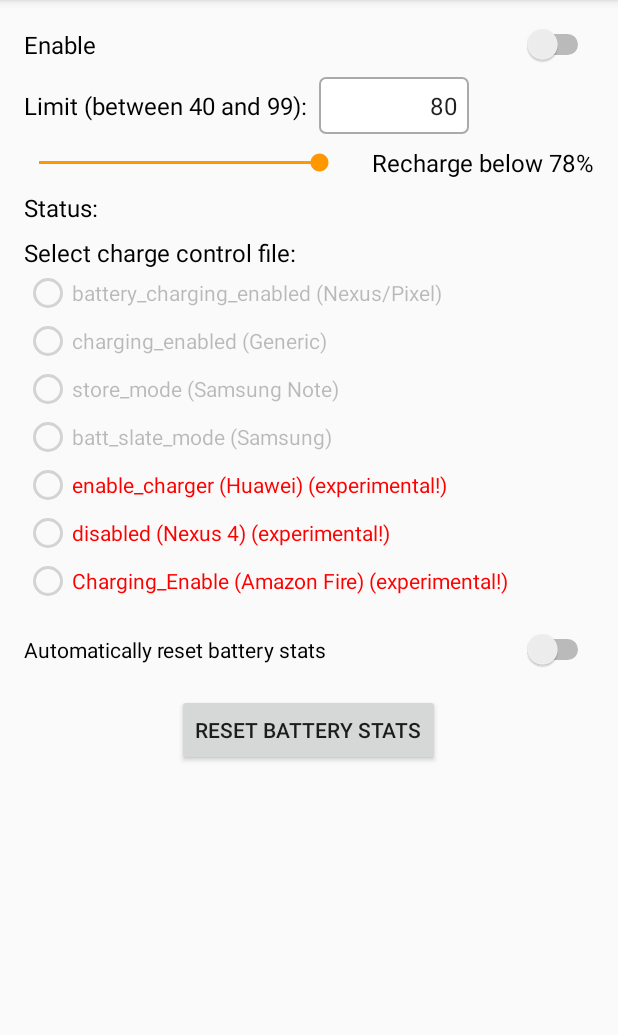
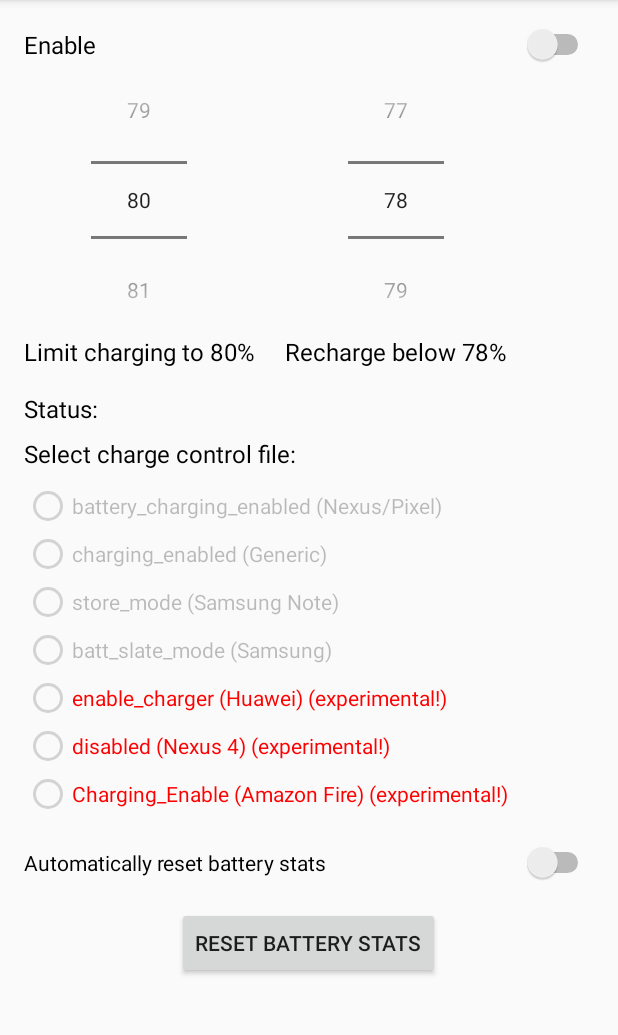
Before and after one commit to sriharshaarangi/BatteryChargeLimit, an Android app: the screen it shows after launch (MainActivity), on a phone screen of 412 x 824 dp, the part 84-1119 px from its top. Run offline under Robolectric (Android 15) with nearby library versions, the phone set to English and light mode, and no system bars; libraries missing offline, so code that uses them is left out: eu.chainfire.libsuperuser; 3 statements that could not run were skipped.

Commit message:
voltage and temperature information, improved range selection

```diff
--- a/app/src/main/AndroidManifest.xml
+++ b/app/src/main/AndroidManifest.xml
@@ -3,6 +3,7 @@
     package="com.slash.batterychargelimit">
 
     <uses-permission android:name="android.permission.RECEIVE_BOOT_COMPLETED"/>
+    <uses-permission android:name="android.permission.RESET_BATTERY_STATS"/>
 
     <application
         android:allowBackup="true"
--- a/app/src/main/java/com/slash/batterychargelimit/BatteryReceiver.java
+++ b/app/src/main/java/com/slash/batterychargelimit/BatteryReceiver.java
@@ -87,6 +87,8 @@ public class BatteryReceiver extends BroadcastReceiver {
         }
 
         int batteryLevel = SharedMethods.getBatteryLevel(intent);
+        int batteryVoltage = intent.getIntExtra(BatteryManager.EXTRA_VOLTAGE, -1);
+        int batteryTemperature = intent.getIntExtra(BatteryManager.EXTRA_TEMPERATURE, -1);
         int currentStatus = intent.getIntExtra(BatteryManager.EXTRA_STATUS, BatteryManager.BATTERY_STATUS_UNKNOWN);
 
         // when the service was "freshly started", charge until limit
@@ -94,7 +96,9 @@ public class BatteryReceiver extends BroadcastReceiver {
             if (switchState(CHARGE_FULL)) {
                 Log.d("Charging State", "CHARGE_FULL " + this.hashCode());
                 SharedMethods.changeState(service, shell, CHARGE_ON);
-                service.setNotification(service.getString(R.string.waiting_until_x, limitPercentage));
+                service.setNotification(service.getString(R.string.waiting_until_x, limitPercentage),
+                        service.getString(R.string.battery_info, (float) batteryVoltage / 1000.f,
+                                (float) batteryTemperature / 10.f));
                 stopIfUnplugged();
             }
         } else if (batteryLevel >= limitPercentage) {
@@ -107,7 +111,8 @@ public class BatteryReceiver extends BroadcastReceiver {
                 SharedMethods.changeState(service, shell, CHARGE_OFF);
                 // set the "maintain" notification, this must not change from now
                 service.setNotification(service.getString(R.string.maintaining_x_to_y,
-                        rechargePercentage, limitPercentage));
+                        rechargePercentage, limitPercentage), service.getString(R.string.battery_info,
+                        (float) batteryVoltage / 1000.f, (float) batteryTemperature / 10.f));
             } else if (currentStatus == BatteryManager.BATTERY_STATUS_CHARGING) {
                 Log.d("Charging State", "Fixing state w. CHARGE_ON/CHARGE_OFF " + this.hashCode());
                 // if the device did not stop charging, try to "cycle" the state to fix this
--- a/app/src/main/java/com/slash/batterychargelimit/ForegroundService.java
+++ b/app/src/main/java/com/slash/batterychargelimit/ForegroundService.java
@@ -84,8 +84,13 @@ public class ForegroundService extends Service {
         return super.onStartCommand(intent, flags, startId);
     }
 
-    public void setNotification(String notification) {
-        mNotifyBuilder.setContentTitle(notification);
+    public void setNotification(String title, String contentText) {
+        mNotifyBuilder.setContentText(contentText);
+        setNotification(title);
+    }
+
+    public void setNotification(String title) {
+        mNotifyBuilder.setContentTitle(title);
         mNotificationManager.notify(notifyID, mNotifyBuilder.build());
     }
 
--- a/app/src/main/java/com/slash/batterychargelimit/MainActivity.java
+++ b/app/src/main/java/com/slash/batterychargelimit/MainActivity.java
@@ -11,8 +11,6 @@ import android.support.v4.content.ContextCompat;
 import android.support.v7.app.AlertDialog;
 import android.support.v7.app.AppCompatActivity;
 import android.support.v7.widget.Toolbar;
-import android.text.Editable;
-import android.text.TextWatcher;
 import android.view.Menu;
 import android.view.MenuItem;
 import android.view.View;
@@ -30,11 +28,14 @@ import java.util.List;
 import static com.slash.batterychargelimit.Constants.*;
 
 public class MainActivity extends AppCompatActivity {
-    private SeekBar rangeBar;
-    private TextView rangeText;
+//    private SeekBar rangeBar;
+    private NumberPicker minPicker;
+    private TextView minText;
+    private NumberPicker maxPicker;
+    private TextView maxText;
+    private SharedPreferences settings;
     private TextView status_TextView;
-    private EditText limit_TextView;
-    private SharedPreferences settings;
+    private TextView batteryInfo;
     private RadioGroup batteryFile_RadioGroup;
     private Switch enable_Switch;
     private boolean initComplete = false;
@@ -122,61 +123,47 @@ public class MainActivity extends AppCompatActivity {
         }
 
         batteryFile_RadioGroup = (RadioGroup) findViewById(R.id.rgOpinion);
-        enable_Switch = (Switch) findViewById(R.id.button1);
-        limit_TextView = (EditText) findViewById(R.id.limit_EditText);
+        enable_Switch = (Switch) findViewById(R.id.enable_switch);
+        maxPicker = (NumberPicker) findViewById(R.id.max_picker);
+        maxText = (TextView) findViewById(R.id.max_text);
         status_TextView = (TextView) findViewById(R.id.status);
+        batteryInfo = (TextView) findViewById(R.id.battery_info);
         final Button resetBatteryStats_Button = (Button) findViewById(R.id.reset_battery_stats);
-        rangeBar = (SeekBar) findViewById(R.id.range_bar);
-        rangeText = (TextView) findViewById(R.id.range_text);
+        minPicker = (NumberPicker) findViewById(R.id.min_picker);
+//        rangeBar = (SeekBar) findViewById(R.id.range_bar);
+        minText = (TextView) findViewById(R.id.min_text);
         final Switch autoResetSwitch = (Switch) findViewById(R.id.auto_stats_reset);
 
-        enable_Switch.setChecked(is_enabled);
         updateRadioButtons(true);
         autoResetSwitch.setChecked(settings.getBoolean(AUTO_RESET_STATS, false));
+        maxPicker.setMinValue(40);
+        maxPicker.setMaxValue(99);
+        minPicker.setMinValue(0);
 
         // if limit is enabled, disable all editable settings
         if (is_enabled) {
-            limit_TextView.setEnabled(false);
-            rangeBar.setEnabled(false);
+            maxPicker.setEnabled(false);
+            minPicker.setEnabled(false);
         }
 
         enable_Switch.setOnCheckedChangeListener(switchListener);
-        limit_TextView.addTextChangedListener(new TextWatcher() {
+        maxPicker.setOnValueChangedListener(new NumberPicker.OnValueChangeListener() {
             @Override
-            public void beforeTextChanged(CharSequence s, int start, int count, int after) {}
-
-            @Override
-            public void onTextChanged(CharSequence s, int start, int before, int count) {}
-
-            @Override
-            public void afterTextChanged(Editable s) {
-                int t = 0;
-                try {
-                    t = Integer.parseInt(limit_TextView.getText().toString());
-                } catch (NumberFormatException e) {
-                    //ignore this exception
-                }
-                if (t >= 40 && t <= 99) {
-                    SharedMethods.setLimit(t, settings);
-                    int min = settings.getInt(MIN, t - 2);
-                    rangeBar.setMax(t);
-                    rangeBar.setProgress(min);
-                    updateRangeText(min);
-                }
+            public void onValueChange(NumberPicker picker, int oldMax, int max) {
+                SharedMethods.setLimit(max, settings);
+                maxText.setText(getString(R.string.limit, max));
+                int min = settings.getInt(MIN, max - 2);
+                minPicker.setMaxValue(max);
+                minPicker.setValue(min);
+                updateMinText(min);
             }
         });
-        rangeBar.setOnSeekBarChangeListener(new SeekBar.OnSeekBarChangeListener() {
+        minPicker.setOnValueChangedListener(new NumberPicker.OnValueChangeListener() {
             @Override
-            public void onProgressChanged(SeekBar seekBar, int min, boolean fromUser) {
+            public void onValueChange(NumberPicker picker, int oldMin, int min) {
                 settings.edit().putInt(MIN, min).apply();
-                updateRangeText(min);
+                updateMinText(min);
             }
-
-            @Override
-            public void onStartTrackingTouch(SeekBar seekBar) {}
-
-            @Override
-            public void onStopTrackingTouch(SeekBar seekBar) {}
         });
         resetBatteryStats_Button.setOnClickListener(new View.OnClickListener() {
             @Override
@@ -200,8 +187,6 @@ public class MainActivity extends AppCompatActivity {
         Context context = MainActivity.this;
         public void onCheckedChanged(CompoundButton buttonView, boolean isChecked) {
             if (isChecked) {
-                // reset TextView content to valid number
-                limit_TextView.setText(String.valueOf(settings.getInt(LIMIT, 80)));
                 SharedMethods.enableService(context);
             } else {
                 SharedMethods.disableService(context);
@@ -209,9 +194,9 @@ public class MainActivity extends AppCompatActivity {
 
             settings.edit().putBoolean(ENABLE, isChecked).apply();
 
-            limit_TextView.setEnabled(!isChecked);
+            maxPicker.setEnabled(!isChecked);
+            minPicker.setEnabled(!isChecked);
             updateRadioButtons(false);
-            rangeBar.setEnabled(!isChecked);
 
             EnableWidgetIntentReceiver.updateWidget(context, isChecked);
         }
@@ -298,6 +283,8 @@ public class MainActivity extends AppCompatActivity {
         @Override
         public void onReceive(Context context, Intent intent) {
             int currentStatus = intent.getIntExtra(BatteryManager.EXTRA_STATUS, BatteryManager.BATTERY_STATUS_UNKNOWN);
+            float batteryVoltage = (float) intent.getIntExtra(BatteryManager.EXTRA_VOLTAGE, -1) / 1000.f;
+            float batteryCelsius = (float) intent.getIntExtra(BatteryManager.EXTRA_TEMPERATURE, -1) / 10.f;
             if (currentStatus != previousStatus && status_TextView != null) {
                 previousStatus = currentStatus;
                 if (currentStatus == BatteryManager.BATTERY_STATUS_CHARGING) {
@@ -317,6 +304,7 @@ public class MainActivity extends AppCompatActivity {
                     status_TextView.setTextColor(Color.BLACK);
                 }
             }
+            batteryInfo.setText(" (" + getString(R.string.battery_info, batteryVoltage, batteryCelsius) + ")");
         }
     };
 
@@ -357,22 +345,23 @@ public class MainActivity extends AppCompatActivity {
         }
     }
 
-    private void updateRangeText(int min) {
+    private void updateMinText(int min) {
         if (min == 0) {
-            rangeText.setText(R.string.no_recharge);
+            minText.setText(R.string.no_recharge);
         } else {
-            rangeText.setText(getString(R.string.recharge_below, min));
+            minText.setText(getString(R.string.recharge_below, min));
         }
     }
 
     private void updateUi() {
         enable_Switch.setChecked(settings.getBoolean(ENABLE, false));
-
-        int limit = settings.getInt(LIMIT, 80);
-        int min = settings.getInt(MIN, limit - 2);
-        limit_TextView.setText(String.valueOf(limit));
-        rangeBar.setMax(limit);
-        rangeBar.setProgress(min);
-        updateRangeText(min);
+        int max = settings.getInt(LIMIT, 80);
+        int min = settings.getInt(MIN, max - 2);
+        maxPicker.setValue(max);
+        maxText.setText(getString(R.string.limit, max));
+        minPicker.setMaxValue(max);
+        minPicker.setValue(min);
+        updateMinText(min);
+        updateRadioButtons(false);
     }
 }
--- a/app/src/main/java/com/slash/batterychargelimit/SharedMethods.java
+++ b/app/src/main/java/com/slash/batterychargelimit/SharedMethods.java
@@ -5,7 +5,6 @@ import android.content.Intent;
 import android.content.IntentFilter;
 import android.content.SharedPreferences;
 import android.os.BatteryManager;
-import android.util.Log;
 import android.widget.Toast;
 import eu.chainfire.libsuperuser.Shell;
 
--- a/app/src/main/res/layout/content_main.xml
+++ b/app/src/main/res/layout/content_main.xml
@@ -10,7 +10,6 @@
     tools:showIn="@layout/activity_main"
     >
 <RelativeLayout xmlns:android="http://schemas.android.com/apk/res/android"
-
     android:id="@+id/content_main"
     android:layout_width="match_parent"
     android:layout_height="match_parent"
@@ -27,80 +26,71 @@
         android:layout_height="wrap_content"
         android:text="@string/enable"
         android:textSize="16sp"
-        android:id="@+id/button1"
+        android:id="@+id/enable_switch"
         android:layout_centerHorizontal="true" />
 
-    <RelativeLayout
-        android:layout_width="wrap_content"
-        android:layout_height="wrap_content"
-        android:id="@+id/rel"
-        android:layout_below="@+id/button1">
-
-        <TextView
-            android:layout_width="wrap_content"
-            android:layout_height="wrap_content"
-            android:id="@+id/limit_TextView"
-            android:textSize="16sp"
-            android:layout_centerVertical="true"
-            android:textColor="@android:color/black"
-            android:text="@string/limit_from_to" />
-
-        <EditText
-            android:layout_width="wrap_content"
-            android:minWidth="100dp"
-            android:layout_height="wrap_content"
-            android:layout_toEndOf="@+id/limit_TextView"
-            android:layout_margin="8dp"
-            android:padding="8dp"
-            android:id="@+id/limit_EditText"
-            android:textSize="16sp"
-            android:textAlignment="viewEnd"
-            android:layout_centerVertical="true"
-            android:inputType="number"
-            android:background="@drawable/textbox" />
-
-    </RelativeLayout>
-
     <LinearLayout
-        android:layout_below="@+id/rel"
+        android:id="@+id/range_layout"
+        android:layout_below="@id/enable_switch"
         android:layout_width="match_parent"
         android:layout_height="wrap_content"
         android:orientation="horizontal"
-        android:gravity="center_vertical"
-        android:layout_marginBottom="8dp"
-        android:id="@+id/ran_rel">
+        android:layout_marginBottom="16dp">
 
-        <SeekBar
-            android:id="@+id/range_bar"
-            android:layout_width="0dp"
-            android:layout_height="wrap_content"
-            android:layout_weight="1"
-            android:paddingEnd="30dp"
-            android:paddingStart="10dp"
-            android:max="80"
-            android:progress="78" />
-
-        <TextView
-            android:id="@+id/range_text"
+        <LinearLayout
+            android:id="@+id/lin_max"
             android:layout_width="wrap_content"
             android:layout_height="wrap_content"
-            android:textColor="@android:color/black"
-            android:textSize="16sp" />
+            android:orientation="vertical"
+            android:gravity="center_horizontal"
+            android:layout_marginEnd="20dp">
 
+            <NumberPicker
+                android:id="@+id/max_picker"
+                android:layout_width="wrap_content"
+                android:layout_height="wrap_content" />
+
+            <TextView
+                android:id="@+id/max_text"
+                android:layout_width="wrap_content"
+                android:layout_height="wrap_content"
+                android:textSize="16sp"
+                android:textColor="@android:color/black" />
+        </LinearLayout>
+
+        <LinearLayout
+            android:id="@+id/lin_min"
+            android:layout_width="wrap_content"
+            android:layout_height="wrap_content"
+            android:orientation="vertical"
+            android:gravity="center_horizontal">
+
+            <NumberPicker
+                android:id="@+id/min_picker"
+                android:layout_width="wrap_content"
+                android:layout_height="wrap_content" />
+
+            <TextView
+                android:id="@+id/min_text"
+                android:layout_width="wrap_content"
+                android:layout_height="wrap_content"
+                android:textColor="@android:color/black"
+                android:textSize="16sp" />
+        </LinearLayout>
     </LinearLayout>
 
     <RelativeLayout
+        android:id="@+id/stat"
         android:layout_width="wrap_content"
-        android:layout_below="@+id/ran_rel"
+        android:layout_below="@+id/range_layout"
         android:layout_height="wrap_content"
-        android:layout_marginBottom="8dp"
-        android:id="@+id/stat">
+        android:layout_marginBottom="8dp">
 
         <TextView
             android:layout_width="wrap_content"
             android:layout_height="wrap_content"
             android:layout_marginEnd="5dp"
-            android:id="@+id/cstatus"
+            android:id="@+id/status_label"
             android:text="@string/status"
             android:textColor="@android:color/black"
             android:textSize="16sp" />
@@ -109,9 +99,15 @@
             android:layout_width="wrap_content"
             android:layout_height="wrap_content"
             android:id="@+id/status"
-            android:layout_toEndOf="@+id/cstatus"
+            android:layout_toEndOf="@+id/status_label"
             android:textSize="16sp" />
 
+        <TextView
+            android:layout_width="wrap_content"
+            android:layout_height="wrap_content"
+            android:id="@+id/battery_info"
+            android:layout_toEndOf="@+id/status"
+            android:textSize="16sp" />
     </RelativeLayout>
 
     <TextView
@@ -122,7 +118,8 @@
         android:id="@+id/file"
         android:textSize="16sp"
         android:textColor="@android:color/black"
-        />
+        android:layout_marginBottom="8dp" />
+
     <RadioGroup
         android:id="@+id/rgOpinion"
         android:layout_below="@+id/file"
--- a/app/src/main/res/values/strings.xml
+++ b/app/src/main/res/values/strings.xml
@@ -5,7 +5,8 @@
     <string name="xda_thread" translatable="false"><a href="https://forum.xda-developers.com/android/apps-games/root-battery-charge-limit-t3557002/">XDA Thread</a></string>
     <string name="about">About</string>
     <string name="enable">Enable </string>
-    <string name="limit_from_to">Limit (between 40 and 99): </string>
+    <string name="limit">Limit charging to %1$d%%</string>
+    <string name="recharge_below">Recharge below %1$d%%</string>
     <string name="status">Status: </string>
     <string name="select_file">Select charge control file: </string>
     <string name="experimental">%1$s (experimental!)</string>
@@ -15,7 +16,6 @@
     <string name="previously_started">Previously Started</string>
     <string name="device_not_supported">Your device is not supported (yet)!</string>
     <string name="ok">OK</string>
-    <string name="recharge_below">Recharge below %1$d%%</string>
     <string name="no_recharge">No automatic recharge</string>
 
     <string name="charging">CHARGING</string>
@@ -27,6 +27,7 @@
     <string name="please_wait">Please wait…</string>
     <string name="maintaining_x_to_y">Maintaining %1$d%% - %2$d%% IF plugged"</string>
     <string name="waiting_until_x">Waiting until %1$d%%</string>
+    <string name="battery_info">U: %1$.3f V, T: %2$.1f &#8451;</string>
 
     <string name="root_denied">App is denied ROOT access or device is not rooted!</string>
     <string name="stats_reset_success">Battery Stats reset successful</string>
```
Also changed, not shown: 1 other file.
